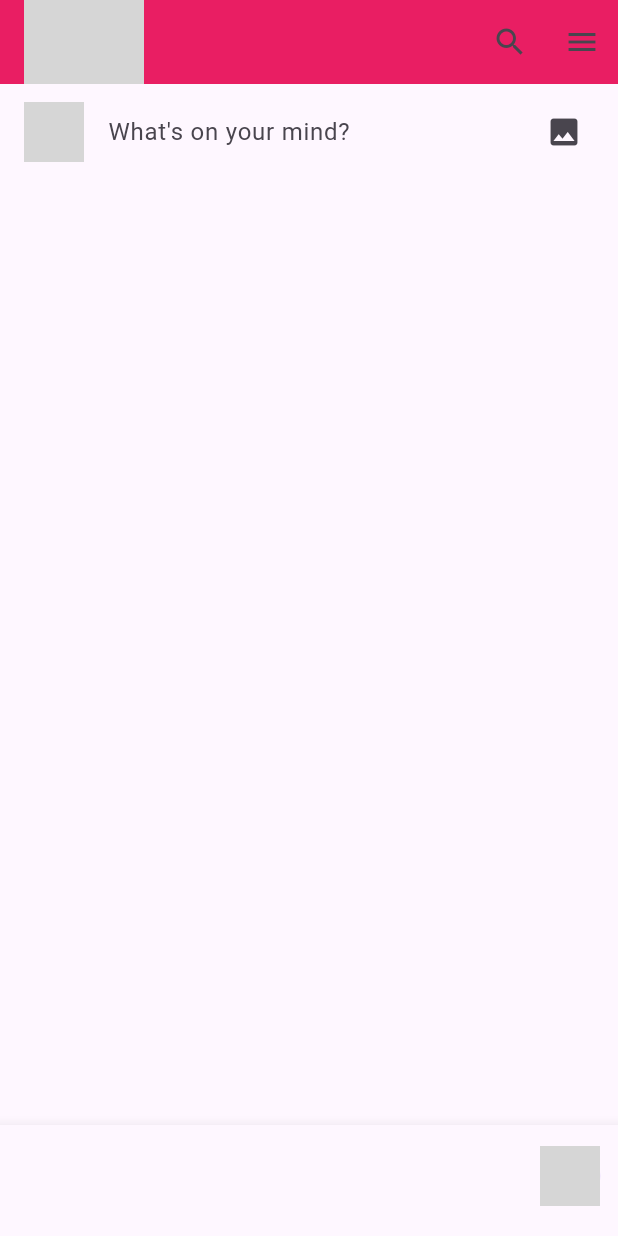
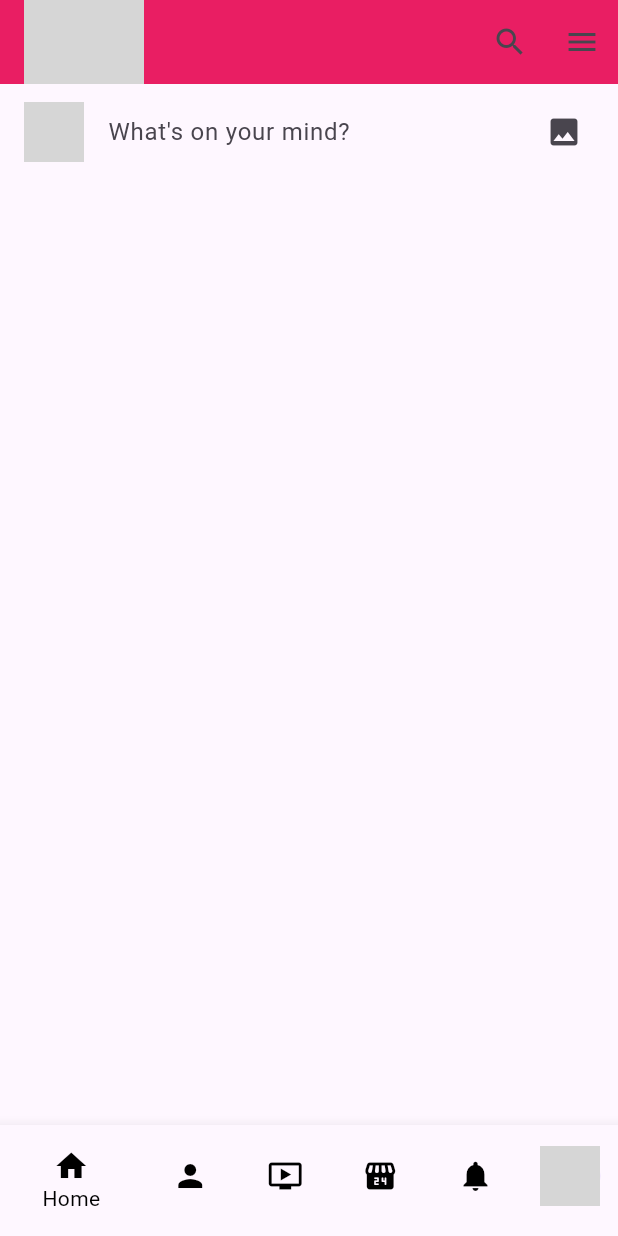
Before and after one commit to enriikay/flutter_project_israel-1, a Flutter app: the screen it shows after launch, on a phone screen of 412 x 824 dp. Run offline on Flutter 3.47's test engine with Material 3 defaults, Android fonts, the light colour scheme and no system bars; grey boxes are pictures that could not be loaded.

Commit message:
Fixed minor error
Adjusted the Marketplace icon

```diff
--- a/secondflutter/lib/pages/maincustom.dart
+++ b/secondflutter/lib/pages/maincustom.dart
@@ -20,9 +20,9 @@ class _MainCustomPageState extends State<MainCustomPage> {
     Newsfeed(),
     FriendsPage(),
     ReelsPage(),
+    MarketplacePage(),
     NotificationsPage(),
     MenuPage(),
-    MarketplacePage(),
   ];
 
   void onItemTapped(int index) {
@@ -38,6 +38,10 @@ class _MainCustomPageState extends State<MainCustomPage> {
       bottomNavigationBar: BottomNavigationBar(
         currentIndex: selectedIndex,
         onTap: onItemTapped,
+        selectedItemColor: Colors.black,
+        unselectedItemColor: Colors.black,
+        selectedLabelStyle: const TextStyle(color: Colors.black),
+        unselectedLabelStyle: const TextStyle(color: Colors.black),
         items: const [
           BottomNavigationBarItem(icon: Icon(Icons.home), label: "Home"),
           BottomNavigationBarItem(icon: Icon(Icons.person), label: "Friends"),
@@ -46,7 +50,7 @@ class _MainCustomPageState extends State<MainCustomPage> {
             label: "Reels",
           ),
           BottomNavigationBarItem(
-            icon: Icon(Icons.local_convenience_store),
+            icon: Icon(Icons.local_convenience_store_rounded),
             label: "Market",
           ),
           BottomNavigationBarItem(
```
